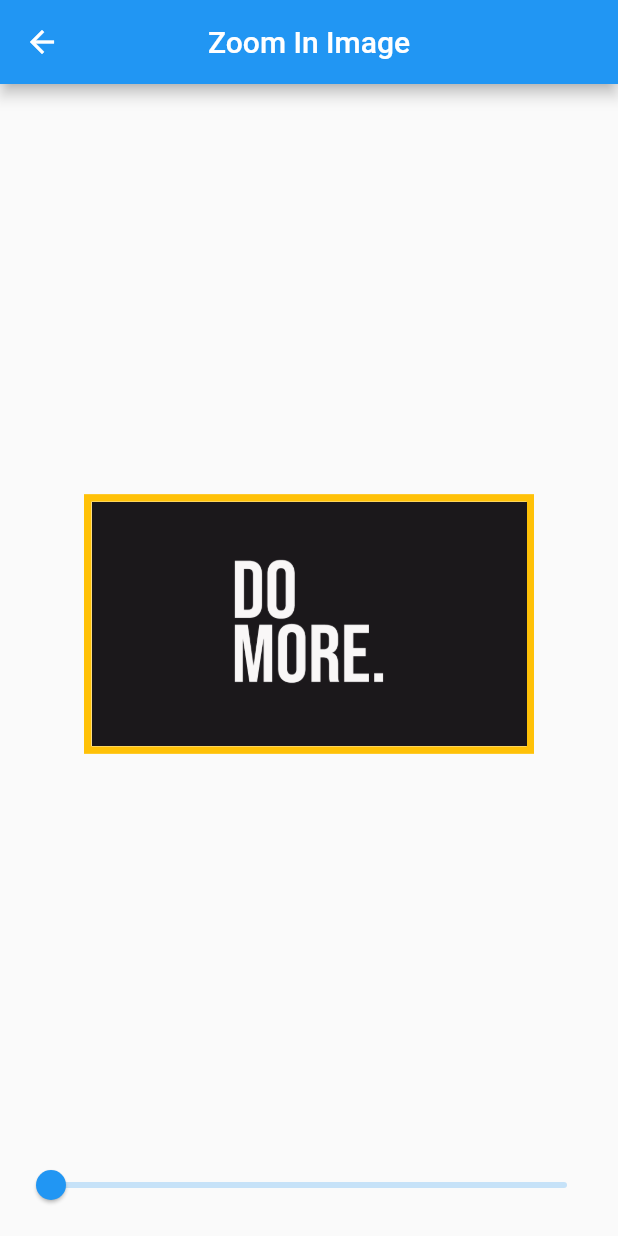
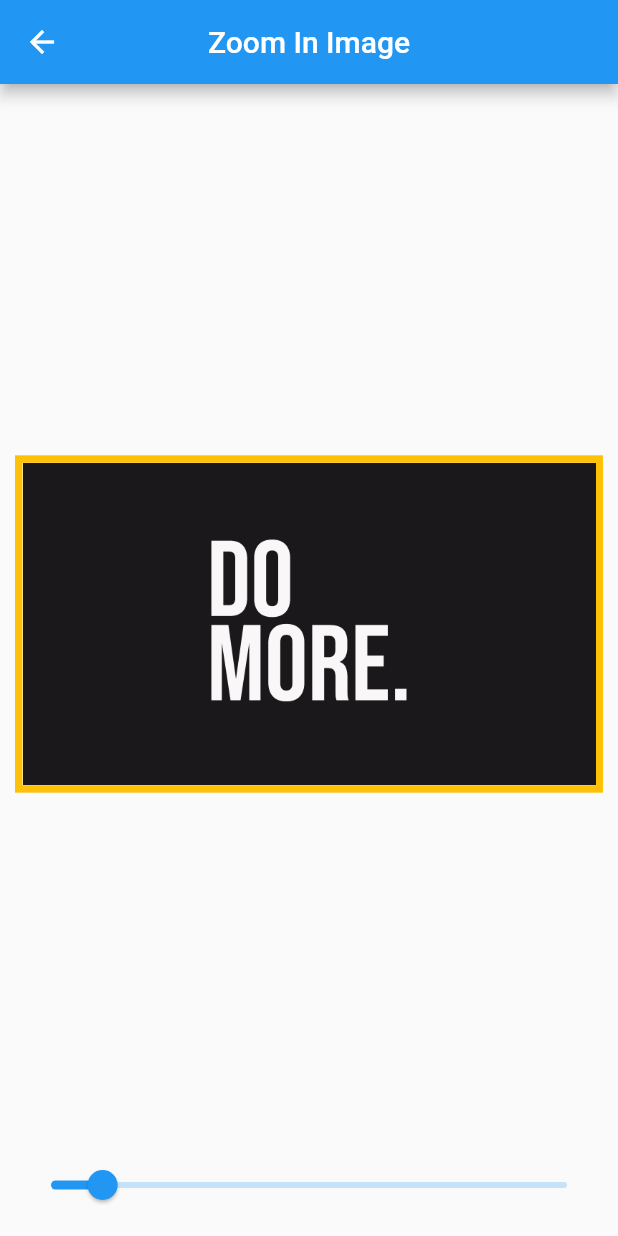
Before and after one commit to guidani/flutter-forms, a Flutter app: the screen it shows after launch, after a tap on "03 - Zoom em imagem", on a phone screen of 412 x 824 dp. Run offline on Flutter 3.47's test engine with Material 2 defaults, Android fonts, the phone set to English and light mode, and no system bars.

Commit message:
finalizar pagina de zoom

```diff
--- a/lib/pages/home/home.dart
+++ b/lib/pages/home/home.dart
@@ -12,7 +12,6 @@ class HomePage extends StatelessWidget {
       body: Padding(
         padding: EdgeInsets.all(10.0),
         child: Center(
-          child: Expanded(
           child: ListView(
             children: [
               ElevatedButton(
@@ -81,7 +80,6 @@ class HomePage extends StatelessWidget {
           ),
         ),
       ),
-      ),
     );
   }
 }
--- a/lib/pages/zoom/zoom_image_page.dart
+++ b/lib/pages/zoom/zoom_image_page.dart
@@ -8,7 +8,7 @@ class ZoomImage extends StatefulWidget {
 }
 
 class _ZoomImageState extends State<ZoomImage> {
-  double _currentSliderValue = 0;
+  double _currentSliderValue = 1;
   @override
   Widget build(BuildContext context) {
     return Scaffold(
@@ -26,7 +26,6 @@ class _ZoomImageState extends State<ZoomImage> {
             children: [
               Spacer(),
               Container(
-                width: 300.0,
                 decoration: BoxDecoration(
                   border: Border.all(
                     style: BorderStyle.solid,
@@ -34,17 +33,18 @@ class _ZoomImageState extends State<ZoomImage> {
                     width: 5.0,
                   ),
                 ),
-                child: Image.asset(
-                  'assets/images/imagem01.png',
-                  // scale: 2,
-                  // fit: BoxFit.cover,
+                child: Transform.scale(
+                  scale: _currentSliderValue,
+                  child: Image.asset(
+                    'assets/images/imagem01.png',
+                    // fit: BoxFit.cover,
+                  ),
                 ),
               ),
               Spacer(),
               Slider(
                   value: _currentSliderValue,
                   max: 10,
-                  // divisions: 10,
                   label: _currentSliderValue.round().toString(),
                   onChanged: (double value) {
                     setState(() {
```
Lines whose indentation alone changed are shown as unchanged.
